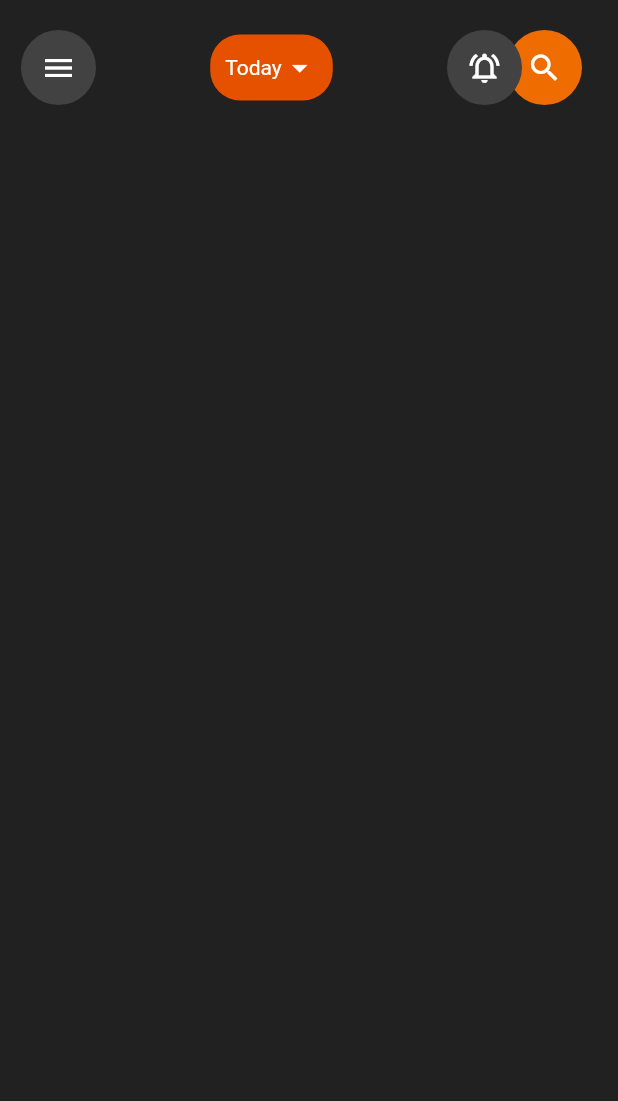
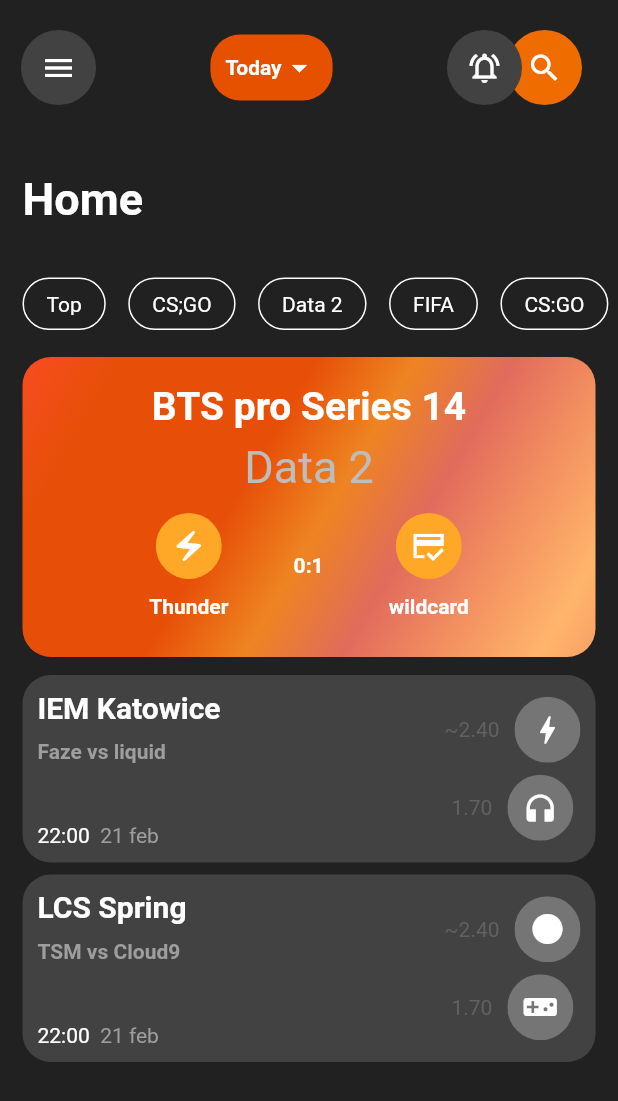
Before and after one commit to sovaamahato/dribble_design_ui, a Flutter app: the screen it shows after launch, on a phone screen of 412 x 824 dp. Shown: the top 1101 px of the screen. Run offline on Flutter 3.47's test engine with Material 2 defaults, Android fonts, the phone set to English and light mode, and no system bars.

Commit message:
day 1 of the challenge

```diff
--- a/analysis_options.yaml
+++ b/analysis_options.yaml
@@ -7,7 +7,7 @@
 
 # The following line activates a set of recommended lints for Flutter apps,
 # packages, and plugins designed to encourage good coding practices.
-include: package:flutter_lints/flutter.yaml
+#include: package:flutter_lints/flutter.yaml
 
 linter:
   # The lint rules applied to this project can be customized in the
--- /dev/null
+++ b/lib/components/circular_icon_box.dart
@@ -0,0 +1,19 @@
+import 'package:flutter/material.dart';
+
+class CircularIconBox extends StatelessWidget {
+  final icon;
+  final color;
+  CircularIconBox({required this.icon,required this.color});
+
+  @override
+  Widget build(BuildContext context) {
+    return ClipRRect(
+                      borderRadius: BorderRadius.circular(50),
+                      child: Container(
+                        padding: EdgeInsets.all(10),
+                        color: color,
+                        child: Icon(icon,color: Colors.white,),
+                      ),
+                    );
+  }
+}
--- /dev/null
+++ b/lib/components/container_one.dart
@@ -0,0 +1,72 @@
+import 'package:flutter/material.dart';
+
+import 'circular_icon_box.dart';
+
+class ContainerOne extends StatelessWidget {
+  const ContainerOne({super.key});
+
+  @override
+  Widget build(BuildContext context) {
+    return Padding(
+            padding: const EdgeInsets.symmetric(horizontal:15.0,vertical: 8),
+            child: Container(
+              height: 200,
+              width: MediaQuery.of(context).size.width,
+              decoration: BoxDecoration(
+
+                gradient: LinearGradient(
+            begin: Alignment.topLeft,
+            end: Alignment(0.8, 1),
+            colors: <Color>[
+              Color.fromARGB(255, 248, 76, 33),
+              Color.fromARGB(255, 231, 79, 8),
+              Color.fromARGB(255, 231, 79, 8),
+              Color.fromARGB(255, 231, 79, 8),
+              Color.fromARGB(255, 238, 132, 33),
+              Color(0xffe16b5c),
+              Color(0xfff39060),
+              Color(0xffffb56b),
+            ], // Gradient from https://learnui.design/tools/gradient-generator.html
+            tileMode: TileMode.mirror,
+          ),
+              borderRadius: BorderRadius.circular(19)),
+              child: Column(
+
+                children: [
+                  SizedBox(height: 18,),
+                  Text("BTS pro Series 14",style: TextStyle(color: Colors.white,fontSize: 26,fontWeight: FontWeight.bold),),
+                  SizedBox(height: 8,),
+                  Text("Data 2",style: TextStyle(color: Colors.grey[400],fontSize: 30),),
+                  SizedBox(height: 13,),
+                  Container(
+
+                    width: 300,
+                    child: Row(
+                      mainAxisAlignment: MainAxisAlignment.spaceEvenly,
+                      crossAxisAlignment: CrossAxisAlignment.center,
+                      children: [
+
+                      Column(
+                        children: [
+                          CircularIconBox(icon: Icons.electric_bolt,color: Colors.orange[400],),
+                          SizedBox(height: 10,),
+                          Text("Thunder",style: TextStyle(color: Colors.white,fontWeight: FontWeight.bold),),
+                        ],
+                      ),
+                      Text("0:1",style: TextStyle(color: Colors.white,fontWeight: FontWeight.bold),),
+                       Column(
+                         children: [
+                           CircularIconBox(icon: Icons.credit_score_sharp,color: Colors.orange[400],),
+                            SizedBox(height: 10,),
+                            Text("wildcard",style: TextStyle(color: Colors.white,fontWeight: FontWeight.bold),),
+
+                         ],
+                       ),
+                    ],),
+                  )
+                ],
+              ),
+            ),
+          );
+  }
+}
--- /dev/null
+++ b/lib/components/container_two.dart
@@ -0,0 +1,90 @@
+import 'package:flutter/material.dart';
+
+import 'circular_icon_box.dart';
+
+class ContainerTwo extends StatelessWidget {
+  String title1;
+  String title2;
+  final icon1;
+  final icon2;
+  ContainerTwo({required this.title1,required this.title2,required this.icon1,required this.icon2});
+
+  @override
+  Widget build(BuildContext context) {
+    return Padding(
+            padding: const EdgeInsets.symmetric(horizontal: 15.0, vertical: 4),
+            child: Container(
+              padding: EdgeInsets.all(10),
+              decoration: BoxDecoration(
+                  color: Colors.grey[800],
+                  borderRadius: BorderRadius.circular(19)),
+              child: Row(
+                mainAxisAlignment: MainAxisAlignment.spaceBetween,
+                children: [
+                  //first column
+                  Column(
+                    mainAxisAlignment: MainAxisAlignment.start,
+                    crossAxisAlignment: CrossAxisAlignment.start,
+                    children: [
+                      Text(
+                        title1,
+                        style: TextStyle(
+                            color: Colors.white,
+                            fontWeight: FontWeight.bold,
+                            fontSize: 20),
+                      ),
+                      SizedBox(height: 10,)
+,                      Text(
+                        title2,
+                        style: TextStyle(
+                          color: Colors.grey[500],
+                          fontWeight: FontWeight.bold,
+                        ),
+                      ),
+                      SizedBox(height: 40,),
+                      RichText(
+                        text: TextSpan(
+                          text: "22:00",
+                          style: TextStyle(color: Colors.white),
+                          children: const <TextSpan>[
+                            TextSpan(
+                                text: "  21 feb",
+                                 style: TextStyle(color: Colors.grey),),
+
+                          ],
+                        ),
+                      )
+                    ],
+                  ),
+                  //second column
+                  Column(
+                    children: [
+                      Row(
+                        children: [
+                          Text("~2.40",style: TextStyle(color: Colors.grey[700]),),
+                          SizedBox(width: 10,),
+                          CircularIconBox(
+                            icon: icon1,
+                            color: Colors.grey[600],
+                          )
+                        ],
+                      ),
+                      SizedBox(height: 8,),
+                      Row(
+                        children: [
+                          Text("1.70",style: TextStyle(color: Colors.grey[700]),),
+                          SizedBox(width: 10,),
+                          CircularIconBox(
+                            icon: icon2,
+                            color: Colors.grey[600],
+                          )
+                        ],
+                      )
+                    ],
+                  )
+                ],
+              ),
+            ),
+          );
+  }
+}
--- /dev/null
+++ b/lib/components/my_appbar.dart
@@ -0,0 +1,84 @@
+import 'package:flutter/material.dart';
+
+class MyAppBar extends StatelessWidget {
+  const MyAppBar({super.key});
+
+  @override
+  Widget build(BuildContext context) {
+    return Container(
+            child: Padding(
+              padding: const EdgeInsets.symmetric(horizontal: 14.0, vertical: 20),
+              child: Row(
+                mainAxisAlignment: MainAxisAlignment.spaceBetween,
+                children: [
+                  Container(
+                    height: 50,
+                    width: 50,
+                    decoration: BoxDecoration(
+                        color: Colors.grey[800],
+                        borderRadius: BorderRadius.circular(50)),
+                    padding: EdgeInsets.all(10),
+                    child: Icon(
+                      Icons.menu,
+                      color: Colors.white,
+                    ),
+                  ),
+                  Container(
+                    padding: EdgeInsets.all(10),
+                    decoration: BoxDecoration(
+                        color: Colors.orange[900],
+                        borderRadius: BorderRadius.circular(20)),
+                    child: Row(
+                      children: [
+                        Text(
+                          "Today",
+                          style: TextStyle(color: Colors.white, fontSize: 14,fontWeight: FontWeight.bold),
+                        ),
+                        Icon(
+                          Icons.arrow_drop_down,
+                          color: Colors.white,
+                        )
+                      ],
+                    ),
+                  ),
+                  Stack(
+                    children: [
+                      Container(
+                        width: 100,
+                        color: Colors.white,
+                      ),
+                      Positioned(
+                        left: 40,
+                        child: Container(
+                          height: 50,
+                          width: 50,
+                          decoration: BoxDecoration(
+                              color: Colors.orange[800],
+                              borderRadius: BorderRadius.circular(50)),
+                          padding: EdgeInsets.all(10),
+                          child: Icon(
+                            Icons.search,
+                            color: Colors.white,
+                          ),
+                        ),
+                      ),
+                      Container(
+                        height: 50,
+                        width: 50,
+                        decoration: BoxDecoration(
+                            color: Colors.grey[800],
+                            borderRadius: BorderRadius.circular(50)),
+                        padding: EdgeInsets.all(10),
+                        child: Icon(
+                          Icons.notifications_active_outlined,
+                          color: Colors.white,
+                        ),
+                      ),
+                    ],
+                  ),
+                ],
+              ),
+            ),
+          );
+  }
+}
--- /dev/null
+++ b/lib/components/small_bubble_box.dart
@@ -0,0 +1,25 @@
+import 'package:flutter/material.dart';
+
+class SmallBubbleBox extends StatelessWidget {
+  // const SmallBubbleBox({super.key});
+  String name;
+  SmallBubbleBox({required this.name});
+
+  @override
+  Widget build(BuildContext context) {
+    return Padding(
+      padding: const EdgeInsets.only(left:15.0),
+      child: Container(
+                    decoration: BoxDecoration(
+                        borderRadius: BorderRadius.circular(20),
+                        color: Colors.grey[900],
+                        border: Border.all(color: Colors.white)),
+                    padding: EdgeInsets.symmetric(horizontal:15,vertical: 9),
+                    child: Text(
+                      name,
+                      style: TextStyle(color: Colors.white),
+                    ),
+                  ),
+    );
+  }
+}
--- a/lib/home_page.dart
+++ b/lib/home_page.dart
@@ -1,6 +1,12 @@
-import 'dart:math';
+// import 'dart:math';
 
 import 'package:flutter/material.dart';
+import 'package:new_app/components/circular_icon_box.dart';
+import 'package:new_app/components/container_one.dart';
+import 'package:new_app/components/container_two.dart';
+import 'package:new_app/components/my_appbar.dart';
+
+import 'components/small_bubble_box.dart';
 
 class HomePage extends StatefulWidget {
   const HomePage({super.key});
@@ -15,81 +21,65 @@ class _HomePageState extends State<HomePage> {
     return Scaffold(
       // backgroundColor:const Color(0x272639),
       backgroundColor: Colors.grey[900],
-      body: SafeArea(
+      body: SingleChildScrollView(
+        child: SafeArea(
             child: Column(
+          crossAxisAlignment: CrossAxisAlignment.start,
           children: [
             //appbar------------------
+            MyAppBar(),
+            SizedBox(
+              height: 10,
+            ),
+            //text Home---------------------
             Padding(
-            padding: const EdgeInsets.symmetric(horizontal:14.0,vertical: 20),
-            child: Row(
-              mainAxisAlignment: MainAxisAlignment.spaceBetween,
-              children: [
-                Container(
-                  height: 50,
-                  width: 50,
-                  decoration: BoxDecoration(
-                      color: Colors.grey[800],
-                      borderRadius: BorderRadius.circular(50)),
-                  padding: EdgeInsets.all(10),
-                  child: Icon(
-                    Icons.menu,
+              padding: const EdgeInsets.all(15.0),
+              child: Text(
+                "Home",
+                style: TextStyle(
                     color: Colors.white,
+                    fontSize: 30,
+                    fontWeight: FontWeight.bold),
               ),
             ),
+            SizedBox(
+              height: 20,
+            ),
+            //horizontally scrollable small box--------------
             Container(
-                  padding: EdgeInsets.all(10),
-                  decoration: BoxDecoration(color: Colors.orange[900],
-                  borderRadius: BorderRadius.circular(20)),
-                  child: Row(children: [
-                    Text("Today",style:TextStyle(color: Colors.white,fontSize: 14) ,)
-                  ,
-                  Icon(Icons.arrow_drop_down,color: Colors.white,)
-                  ],) ,
+              height: 35,
+              child: ListView(
+                scrollDirection: Axis.horizontal,
+                children: [
+                  SmallBubbleBox(
+                    name: "Top",
                   ),
-
-                Stack(
-                  children: [
-                    Container(
-                      width: 100,
-                      color: Colors.white,
-
+                  SmallBubbleBox(
+                    name: "CS;GO",
                   ),
-
-                    Positioned(
-                      left: 40,
-                      child: Container(
-                        height: 50,
-                        width: 50,
-                        decoration: BoxDecoration(
-                        color: Colors.orange[800],
-                        borderRadius: BorderRadius.circular(50)),
-                                    padding: EdgeInsets.all(10),
-
-                        child: Icon(Icons.search,color: Colors.white,),
+                  SmallBubbleBox(
+                    name: "Data 2",
                   ),
+                  SmallBubbleBox(
+                    name: "FIFA",
                   ),
-                    Container(
-                      height: 50,
-                      width: 50,
-                      decoration: BoxDecoration(
-                      color: Colors.grey[800],
-                      borderRadius: BorderRadius.circular(50)),
-                  padding: EdgeInsets.all(10),
-
-                      child: Icon(Icons.notifications_active_outlined,color: Colors.white,),
+                  SmallBubbleBox(
+                    name: "CS:GO",
                   ),
                 ],
               ),
+            ),
+            SizedBox(
+              height: 10,
+            ),
 
-
-              ],
-            ),
-          ),
-          //text Home---------------------
-          //horizontally scrollable small box--------------
             //three big box
+            ContainerOne(),
+            ContainerTwo(title1:"IEM Katowice",title2: "Faze vs liquid",icon1: Icons.bolt,icon2: Icons.headphones,),
+            ContainerTwo(title1: "LCS Spring",title2: "TSM vs Cloud9",icon1: Icons.circle,icon2: Icons.videogame_asset,)
           ],
         )),
+      ),
     );
   }
 }
```
Lines whose indentation alone changed are shown as unchanged.
